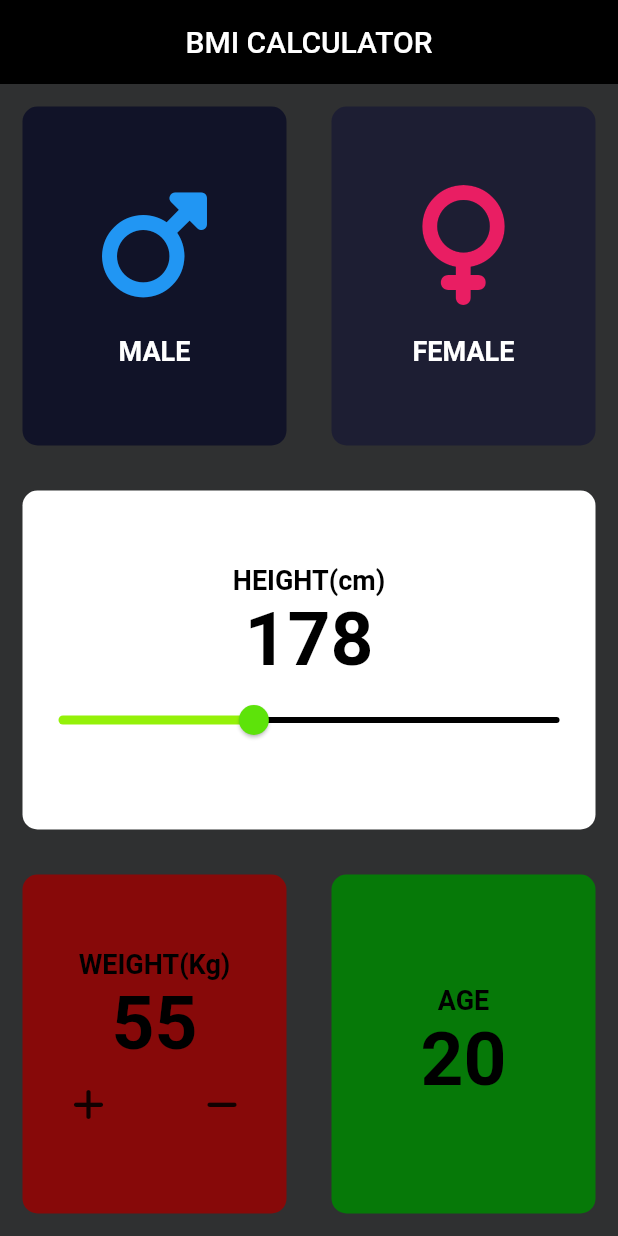
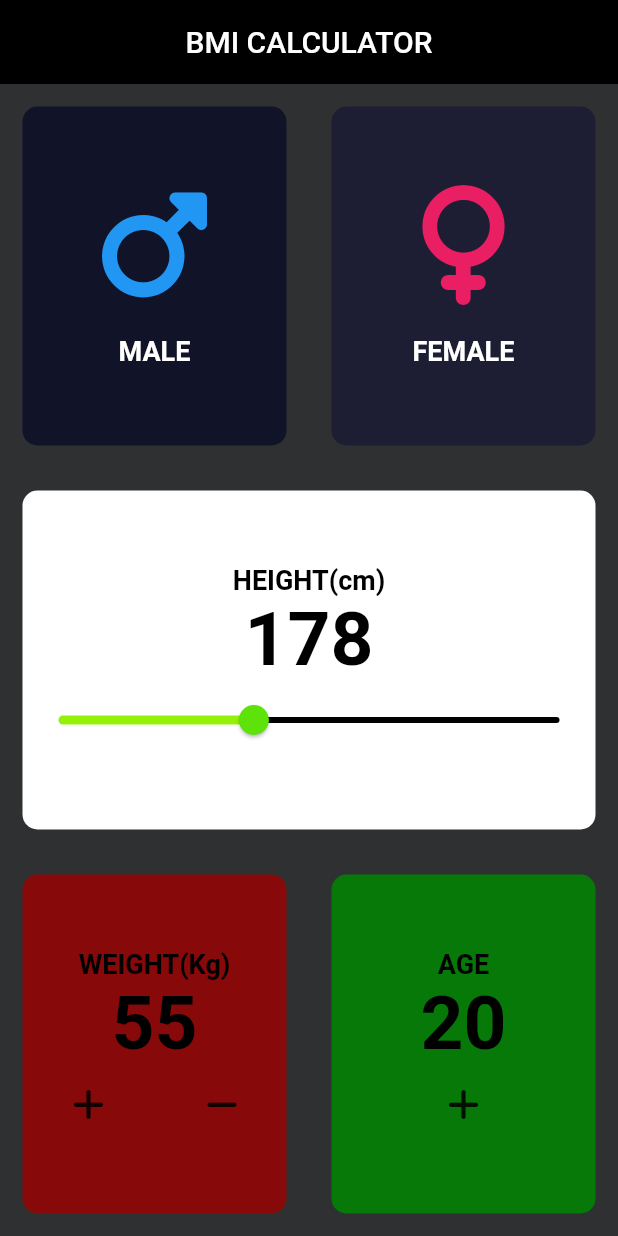
Before and after one commit to HEYKASHIF/Bmi_Calci, a Flutter app: the screen it shows after launch, on a phone screen of 412 x 824 dp. Run offline on Flutter 3.47's test engine with Material 2 defaults, Android fonts, the phone set to English and light mode, and no system bars; our stand-ins replace font_awesome_flutter.

Commit message:
4-may commit6

```diff
--- a/lib/pages/Home_page.dart
+++ b/lib/pages/Home_page.dart
@@ -192,7 +192,12 @@ class _HomePageState extends State<HomePage> {
                         ),
                         Row(
                           mainAxisAlignment: MainAxisAlignment.center,
-                          children: [],
+                          children: [
+                            RawMaterialButton(
+                              onPressed: () {},
+                              child: Icon(FontAwesomeIcons.plus),
+                            )
+                          ],
                         )
                       ],
                     ),
```
